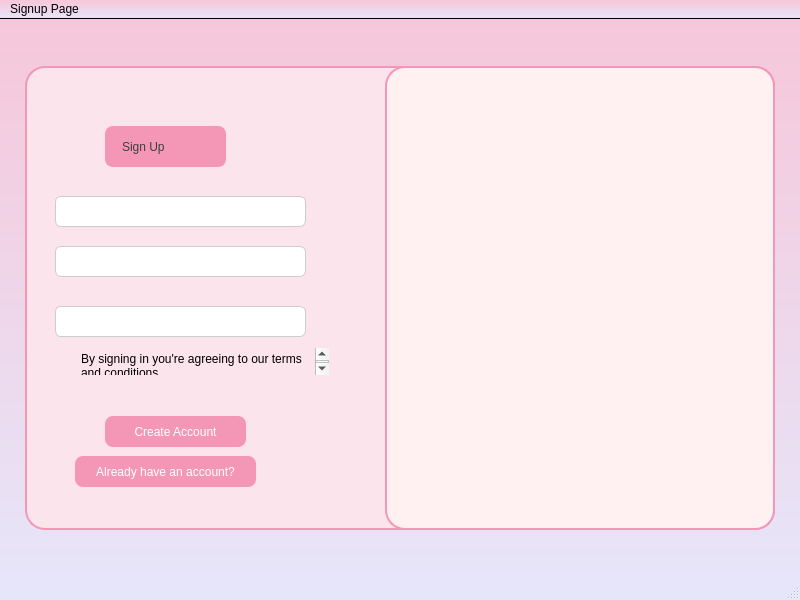
Old version of the form signup.ui in the repository sangya23/Periodcare.
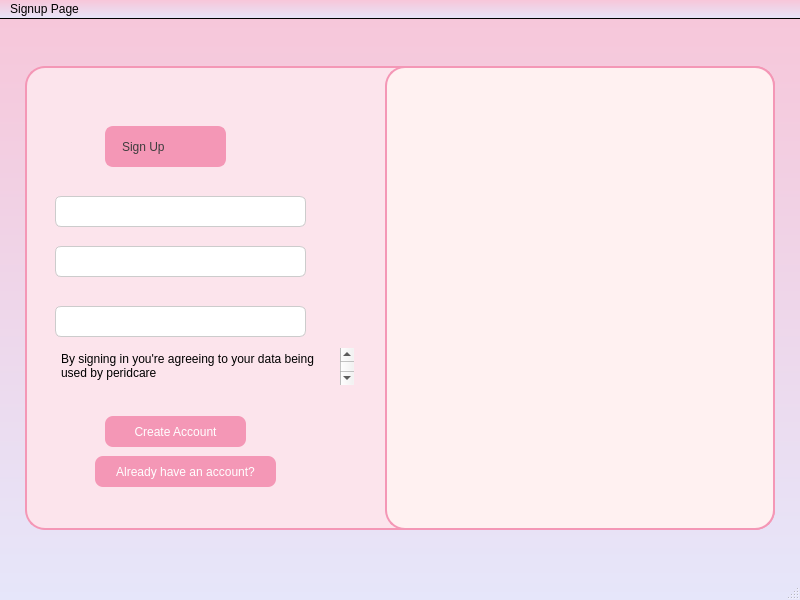
New version of the form. Icons and pictures are not drawn.

```diff
--- a/signup.ui
+++ b/signup.ui
@@ -295,7 +295,7 @@
        <property name="geometry">
         <rect>
          <x>30</x>
-         <y>130</y>
+         <y>240</y>
          <width>251</width>
          <height>31</height>
         </rect>
@@ -316,7 +316,7 @@
        <property name="geometry">
         <rect>
          <x>30</x>
-         <y>180</y>
+         <y>130</y>
          <width>251</width>
          <height>31</height>
         </rect>
@@ -337,7 +337,7 @@
        <property name="geometry">
         <rect>
          <x>30</x>
-         <y>240</y>
+         <y>180</y>
          <width>251</width>
          <height>31</height>
         </rect>
@@ -357,7 +357,7 @@
       <widget class="QPushButton" name="createaccount">
        <property name="geometry">
         <rect>
-         <x>50</x>
+         <x>70</x>
          <y>390</y>
          <width>181</width>
          <height>31</height>
@@ -434,10 +434,10 @@
       <widget class="QTextBrowser" name="textBrowser">
        <property name="geometry">
         <rect>
-         <x>50</x>
+         <x>30</x>
          <y>280</y>
-         <width>256</width>
-         <height>31</height>
+         <width>301</width>
+         <height>41</height>
         </rect>
        </property>
        <property name="styleSheet">
@@ -454,7 +454,7 @@
 li.unchecked::marker { content: &quot;\2610&quot;; }
 li.checked::marker { content: &quot;\2612&quot;; }
 &lt;/style&gt;&lt;/head&gt;&lt;body style=&quot; font-family:'Segoe UI'; font-size:9pt; font-weight:400; font-style:normal;&quot;&gt;
-&lt;p style=&quot; margin-top:0px; margin-bottom:0px; margin-left:0px; margin-right:0px; -qt-block-indent:0; text-indent:0px;&quot;&gt;By signing in you're agreeing to our terms and conditions&lt;/p&gt;
+&lt;p style=&quot; margin-top:0px; margin-bottom:0px; margin-left:0px; margin-right:0px; -qt-block-indent:0; text-indent:0px;&quot;&gt;By signing in you're agreeing to your data being used by peridcare&lt;/p&gt;
 &lt;p style=&quot;-qt-paragraph-type:empty; margin-top:0px; margin-bottom:0px; margin-left:0px; margin-right:0px; -qt-block-indent:0; text-indent:0px;&quot;&gt;&lt;br /&gt;&lt;/p&gt;&lt;/body&gt;&lt;/html&gt;</string>
        </property>
       </widget>
```
Left out of the diff: 4 changed lines with no effect on the pictures.
